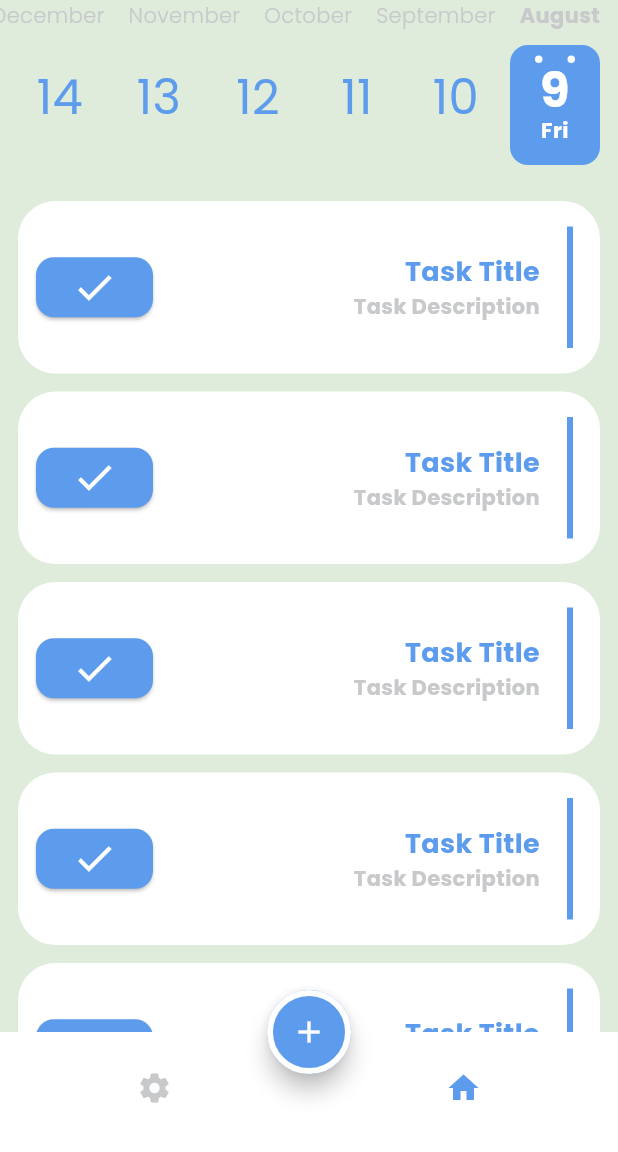
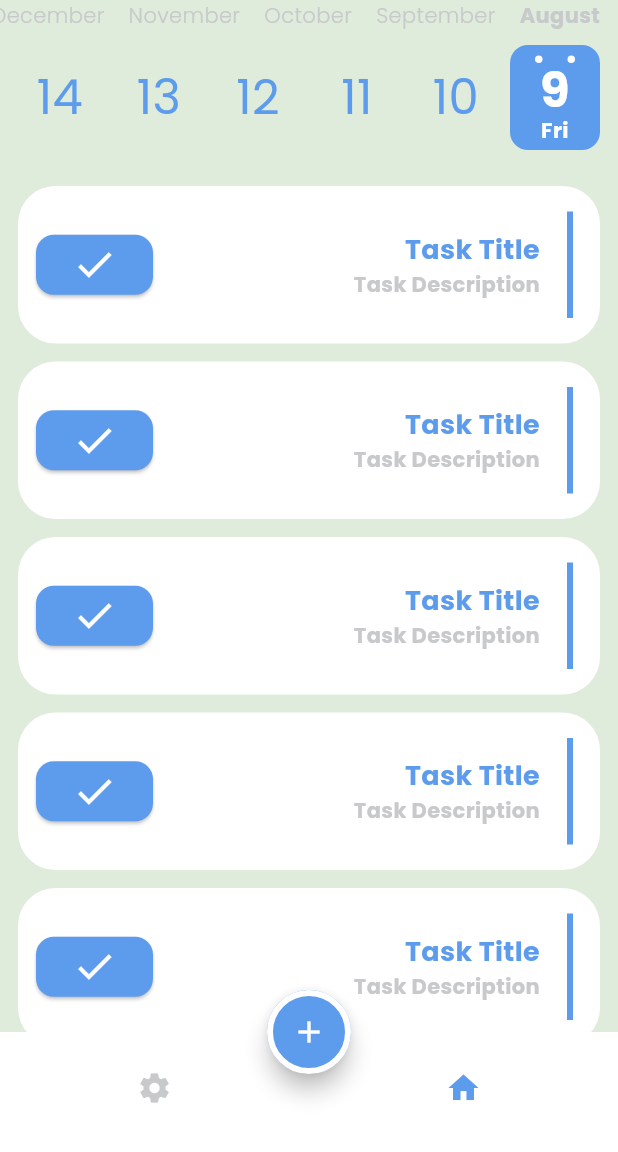
Before and after one commit to Hossam-Abdou/todo_app_route, a Flutter app: the screen it shows after launch, on a phone screen of 412 x 824 dp, the part 84-1236 px from its top. Run offline on Flutter 3.47's test engine with Material 3 defaults, Android fonts, the phone set to English and light mode, and no system bars; drawn by our look-alikes of calendar_timeline, flutter_slidable; our stand-ins replace easy_localization, firebase_core, google_fonts; accounts and stored records are empty.

Commit message:
finish theme and localization

```diff
--- a/lib/home.dart
+++ b/lib/home.dart
@@ -59,13 +59,11 @@ class _HomeScreenState extends State<HomeScreen> {
         ),
       ),
       bottomNavigationBar: BottomAppBar(
-        color: Colors.white,
         notchMargin: 8,
         padding: EdgeInsets.zero,
         shape: const CircularNotchedRectangle(),
         child: BottomNavigationBar(
             elevation: 0,
-            backgroundColor: Colors.transparent,
             selectedItemColor: AppColors.primary,
             unselectedItemColor: AppColors.grey,
             // showUnselectedLabels: false,
--- a/lib/main.dart
+++ b/lib/main.dart
@@ -2,7 +2,6 @@ import 'package:easy_localization/easy_localization.dart';
 import 'package:firebase_core/firebase_core.dart';
 import 'package:flutter/material.dart';
 import 'package:provider/provider.dart';
-import 'package:todo_app_route/firebase_options.dart';
 import 'package:todo_app_route/home.dart';
 import 'package:todo_app_route/update_task_screen.dart';
 
@@ -12,9 +11,9 @@ import 'utils/my_theme_data.dart';
 void main() async {
   WidgetsFlutterBinding.ensureInitialized();
   await EasyLocalization.ensureInitialized();
-  await Firebase.initializeApp(
-    options: DefaultFirebaseOptions.currentPlatform,
-  );
+  // await Firebase.initializeApp(
+  //   options: DefaultFirebaseOptions.currentPlatform,
+  // );
   runApp(
     EasyLocalization(
       supportedLocales: const [Locale('en'), Locale('ar')],
--- a/lib/tabs/tasks_tab.dart
+++ b/lib/tabs/tasks_tab.dart
@@ -11,19 +11,17 @@ class TasksTab extends StatelessWidget {
   Widget build(BuildContext context) {
     return Column(
       children: [
-        CalendarTimeline(
+        CalendarTimeline(height: 70,
           showYears: true,
           initialDate: DateTime.now(),
           firstDate: DateTime.now().subtract(const Duration(days: 365)),
           lastDate: DateTime.now().add(const Duration(days: 365)),
           onDateSelected: (date) => debugPrint('date  $date'),
-          leftMargin: 15,
           monthColor: AppColors.grey,
           dayColor: AppColors.primary,
           activeDayColor: Colors.white,
           activeBackgroundDayColor: AppColors.primary,
           dotColor: Colors.white,
-          selectableDayPredicate: (date) => date.day != 27,
           locale: 'en',
         ),
         const SizedBox(height: 24),
--- a/lib/task_item.dart
+++ b/lib/task_item.dart
@@ -12,7 +12,7 @@ class TaskItem extends StatelessWidget {
   @override
   Widget build(BuildContext context) {
     return Container(
-      height: 115,
+      height: 105,
       margin: const EdgeInsets.symmetric(horizontal: 12),
       width: double.infinity,
       decoration: BoxDecoration(
@@ -20,6 +20,20 @@ class TaskItem extends StatelessWidget {
         borderRadius: BorderRadius.circular(25),
       ),
       child: Slidable(
+        endActionPane: ActionPane(
+          motion: const DrawerMotion(),
+          children: [
+            SlidableAction(
+              onPressed: (context) {
+                Navigator.pushNamed(context, UpdateTaskScreen.routeName);
+              },
+              label: AppStrings.edit.tr(),
+              backgroundColor: Colors.blue,
+              icon: Icons.edit,
+              spacing: 8,
+            ),
+          ],
+        ),
         startActionPane: ActionPane(
             motion: const DrawerMotion(),
             extentRatio: 0.6,
@@ -35,15 +49,6 @@ class TaskItem extends StatelessWidget {
                     topLeft: Radius.circular(25),
                     bottomLeft: Radius.circular(25)),
               ),
-              SlidableAction(
-                onPressed: (context) {
-                  Navigator.pushNamed(context, UpdateTaskScreen.routeName);
-                },
-                label: AppStrings.edit.tr(),
-                backgroundColor: Colors.blue,
-                icon: Icons.edit,
-                spacing: 8,
-              ),
             ]),
         child: Padding(
           padding: const EdgeInsets.all(12.0),
@@ -54,7 +59,6 @@ class TaskItem extends StatelessWidget {
                 color: AppColors.primary,
                 indent: 5,
                 endIndent: 5,
-
               ),
               // Container(
               //   height: 80,
```
Also changed, not shown: assets/images/logoq.jpeg (added), lib/firebase_options.dart (deleted), 2 other files.
